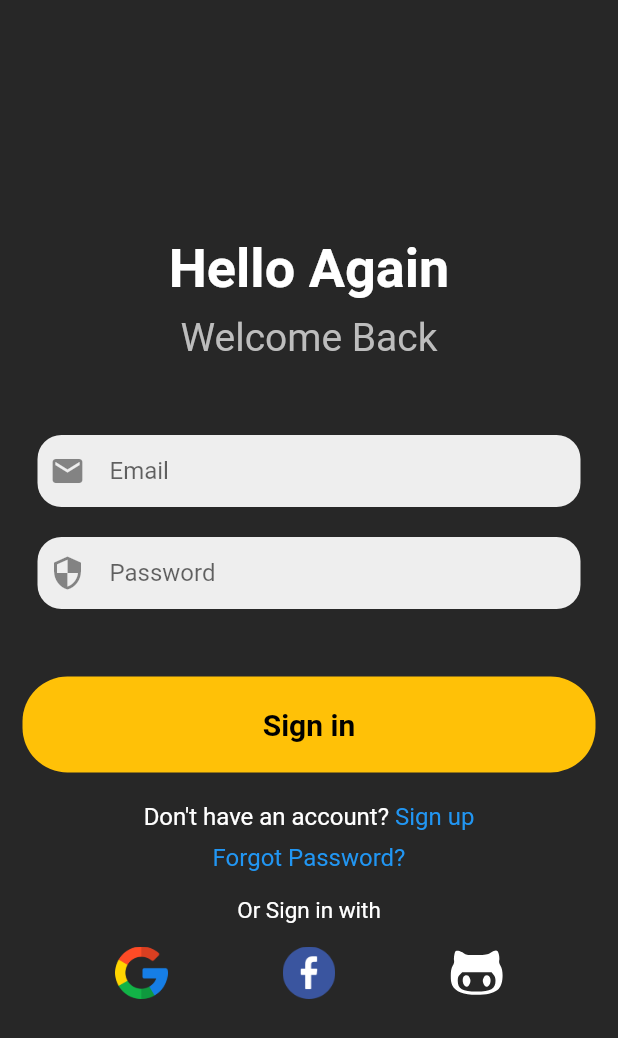
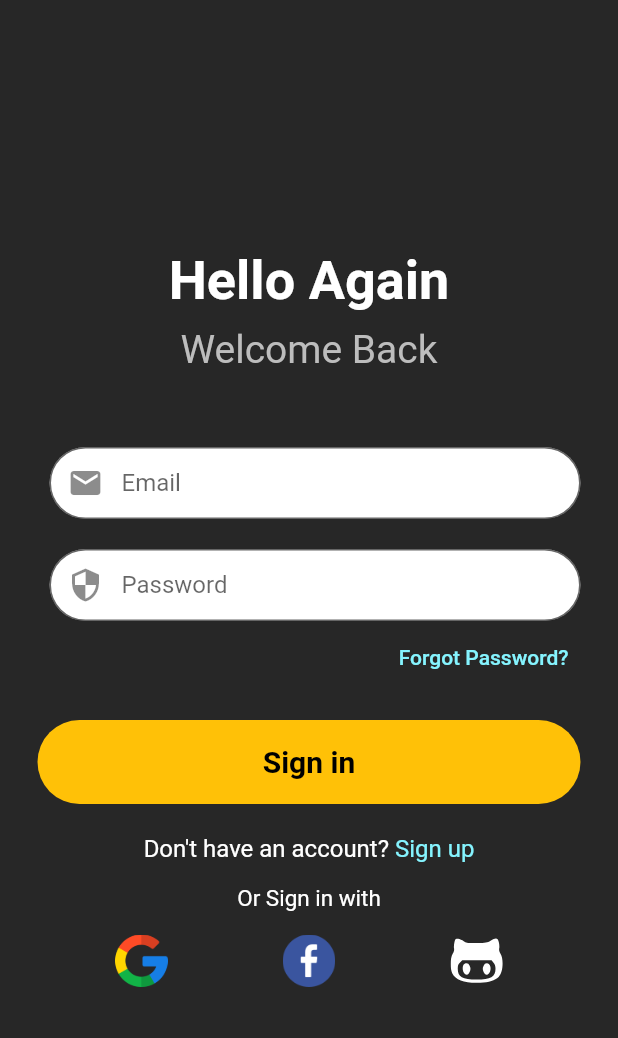
Before and after one commit to Anastasia9595/notizbuch, a Flutter app: the screen it shows after launch, on a phone screen of 412 x 824 dp. Shown: the top 1038 px of the screen. Run offline on Flutter 3.47's test engine with Material 2 defaults, Android fonts, the phone set to English and light mode, and no system bars; our stand-ins replace bloc, cloud_firestore, email_validator, equatable, firebase_auth, firebase_core and 6 more; missing offline and left inert: dart:ffi, flutter_quill; accounts and stored records are empty.

Commit message:
change design from textformfield

```diff
--- a/lib/business_logic/helpers/constants.dart
+++ b/lib/business_logic/helpers/constants.dart
@@ -27,5 +27,7 @@ enum Month {
 }
 
 //const kBackgroundColor = Color(0xffFFFFFF);
-const kBackgroundColorDark = Color.fromARGB(255, 39, 39, 39);
+const kBackgroundColorDark = Color(0xff272727);
 const kBackgroundColorLight = Color(0xffF5F5F5);
+
+const kTextButtonColor = Color(0xff85F4FF);
--- a/lib/main.dart
+++ b/lib/main.dart
@@ -2,7 +2,7 @@ import 'package:firebase_core/firebase_core.dart';
 import 'package:flutter/material.dart';
 import 'package:flutter_bloc/flutter_bloc.dart';
 import 'package:hydrated_bloc/hydrated_bloc.dart';
-import 'package:notizapp/presentation/components/utils.dart';
+import 'package:notizapp/business_logic/helpers/utils.dart';
 import 'package:notizapp/presentation/view/pages/login.dart';
 
 import 'package:path_provider/path_provider.dart';
@@ -61,7 +61,7 @@ class MyApp extends StatelessWidget {
           scaffoldMessengerKey: Utils.messengerKey,
           navigatorKey: navigatorKey,
           debugShowCheckedModeBanner: false,
-          home: LoginPage(),
+          home: const LoginPage(),
         );
       }),
     );
--- a/lib/presentation/components/sign_button.dart
+++ b/lib/presentation/components/sign_button.dart
@@ -8,9 +8,9 @@ class SignButton extends StatelessWidget {
   @override
   Widget build(BuildContext context) {
     return Padding(
-      padding: const EdgeInsets.symmetric(horizontal: 15),
+      padding: const EdgeInsets.symmetric(horizontal: 25),
       child: Container(
-        padding: const EdgeInsets.all(8),
+        padding: const EdgeInsets.all(4),
         decoration: BoxDecoration(
           color: Colors.amber,
           borderRadius: BorderRadius.circular(30),
@@ -20,7 +20,11 @@ class SignButton extends StatelessWidget {
               onPressed: () => onPressedFunction(),
               child: Text(
                 buttonName,
-                style: TextStyle(color: Colors.black, fontWeight: FontWeight.bold, fontSize: 20),
+                style: const TextStyle(
+                  color: Colors.black,
+                  fontWeight: FontWeight.bold,
+                  fontSize: 20,
+                ),
               )),
         ),
       ),
--- a/lib/presentation/components/textfield.dart
+++ b/lib/presentation/components/textfield.dart
@@ -9,6 +9,7 @@ class TextfieldComponent extends StatelessWidget {
     required this.icon,
     required this.textEditingController,
     required this.validator,
+    this.showErrorMessage = false,
   });
   final String hintext;
   final AutovalidateMode autovalidateMode;
@@ -16,26 +17,46 @@ class TextfieldComponent extends StatelessWidget {
   final Icon icon;
   final TextEditingController textEditingController;
   final String? Function(String?)? validator;
+  final bool showErrorMessage;
 
   @override
   Widget build(BuildContext context) {
     return Padding(
       padding: const EdgeInsets.symmetric(horizontal: 25),
-      child: Container(
-        decoration: BoxDecoration(
-          color: Colors.grey[200],
-          borderRadius: BorderRadius.circular(16),
-        ),
-        child: Padding(
+      child: Column(
+        crossAxisAlignment: CrossAxisAlignment.start,
+        children: [
+          Padding(
             padding: const EdgeInsets.only(left: 8),
             child: TextFormField(
               validator: validator,
               controller: textEditingController,
               autovalidateMode: autovalidateMode,
               obscureText: obscureText,
-            decoration: InputDecoration(border: InputBorder.none, hintText: hintext, icon: icon),
+              decoration: InputDecoration(
+                contentPadding: const EdgeInsets.symmetric(vertical: 10),
+                border: const OutlineInputBorder(
+                  borderRadius: BorderRadius.all(
+                    Radius.circular(30),
                   ),
                 ),
+                fillColor: Colors.white,
+                filled: true,
+                hintText: hintext,
+                floatingLabelBehavior: FloatingLabelBehavior.always,
+                prefixIcon: icon,
+              ),
+            ),
+          ),
+          if (showErrorMessage)
+            const Padding(
+              padding: EdgeInsets.only(left: 10, top: 4),
+              child: Text(
+                'Error',
+                style: TextStyle(color: Colors.red),
+              ),
+            ),
+        ],
       ),
     );
   }
--- a/lib/presentation/view/pages/login_widget.dart
+++ b/lib/presentation/view/pages/login_widget.dart
@@ -5,11 +5,12 @@ import 'package:firebase_auth/firebase_auth.dart';
 import 'package:flutter/gestures.dart';
 import 'package:flutter/material.dart';
 import 'package:flutter_svg/svg.dart';
+import 'package:notizapp/business_logic/helpers/constants.dart';
 import 'package:notizapp/main.dart';
 
 import '../../components/sign_button.dart';
 import '../../components/textfield.dart';
-import '../../components/utils.dart';
+import '../../../business_logic/helpers/utils.dart';
 
 class LoginWidget extends StatelessWidget {
   LoginWidget({super.key, required this.onClickedSignUp, required this.onClickedForgotPassword});
@@ -36,6 +37,7 @@ class LoginWidget extends StatelessWidget {
         password: _passwordTextController.text,
       );
     } on FirebaseAuthException catch (e) {
+      Utils.showSnackbar('${e.message}');
       log(e.toString());
     }
 
@@ -76,12 +78,14 @@ class LoginWidget extends StatelessWidget {
                 ),
                 // email textfield
                 TextfieldComponent(
-                  validator: (email) => email != null && !EmailValidator.validate(email) ? 'Enter a valid email' : null,
+                  validator: (email) => Utils.validateEmail(email),
                   autovalidateMode: isValid ? AutovalidateMode.onUserInteraction : AutovalidateMode.disabled,
                   textEditingController: _emailTextController,
                   hintext: 'Email',
                   obscureText: false,
-                  icon: const Icon(Icons.mail),
+                  icon: const Icon(
+                    Icons.mail,
+                  ),
                 ),
                 const SizedBox(
                   height: 20,
@@ -89,21 +93,32 @@ class LoginWidget extends StatelessWidget {
 
                 // password textfield
                 TextfieldComponent(
-                  validator: (password) => password != null && password.length < 6 ? 'Enter min. 6 characters' : null,
+                  validator: (password) => Utils.validatePassword(password),
                   autovalidateMode: isValid ? AutovalidateMode.onUserInteraction : AutovalidateMode.disabled,
                   textEditingController: _passwordTextController,
                   hintext: 'Password',
                   obscureText: true,
-                  icon: const Icon(Icons.security),
+                  icon: const Icon(
+                    Icons.security,
+                  ),
                 ),
-                const SizedBox(
-                  height: 25,
+                Row(
+                  mainAxisAlignment: MainAxisAlignment.end,
+                  children: [
+                    Padding(
+                      padding: const EdgeInsets.only(right: 25),
+                      child: TextButton(
+                          onPressed: onClickedForgotPassword,
+                          child: const Text(
+                            'Forgot Password?',
+                            style: TextStyle(color: kTextButtonColor),
+                          )),
+                    ),
+                  ],
                 ),
 
-                //sign in button
-
                 const SizedBox(
-                  height: 20,
+                  height: 18,
                 ),
 
                 // register button
@@ -129,24 +144,12 @@ class LoginWidget extends StatelessWidget {
                       TextSpan(
                         text: 'Sign up',
                         style: const TextStyle(
-                          color: Colors.blue,
+                          color: kTextButtonColor,
                           fontSize: 16,
                         ),
                         recognizer: TapGestureRecognizer()
                           ..onTap = () {
                             onClickedSignUp();
-                          },
-                      ),
-                      TextSpan(
-                        text: '\nForgot Password?',
-                        style: const TextStyle(
-                          color: Colors.blue,
-                          height: 1.8,
-                          fontSize: 16,
-                        ),
-                        recognizer: TapGestureRecognizer()
-                          ..onTap = () {
-                            onClickedForgotPassword();
                           },
                       ),
                     ],
```
Also changed, not shown: lib/business_logic/helpers/utils.dart (renamed from lib/presentation/components/utils.dart, +6 -2 lines), lib/presentation/view/pages/forgotpassword_page.dart (+10 -9 lines), lib/presentation/view/pages/registration_widget.dart (+9 -7 lines). Lines whose indentation alone changed are shown as unchanged.
